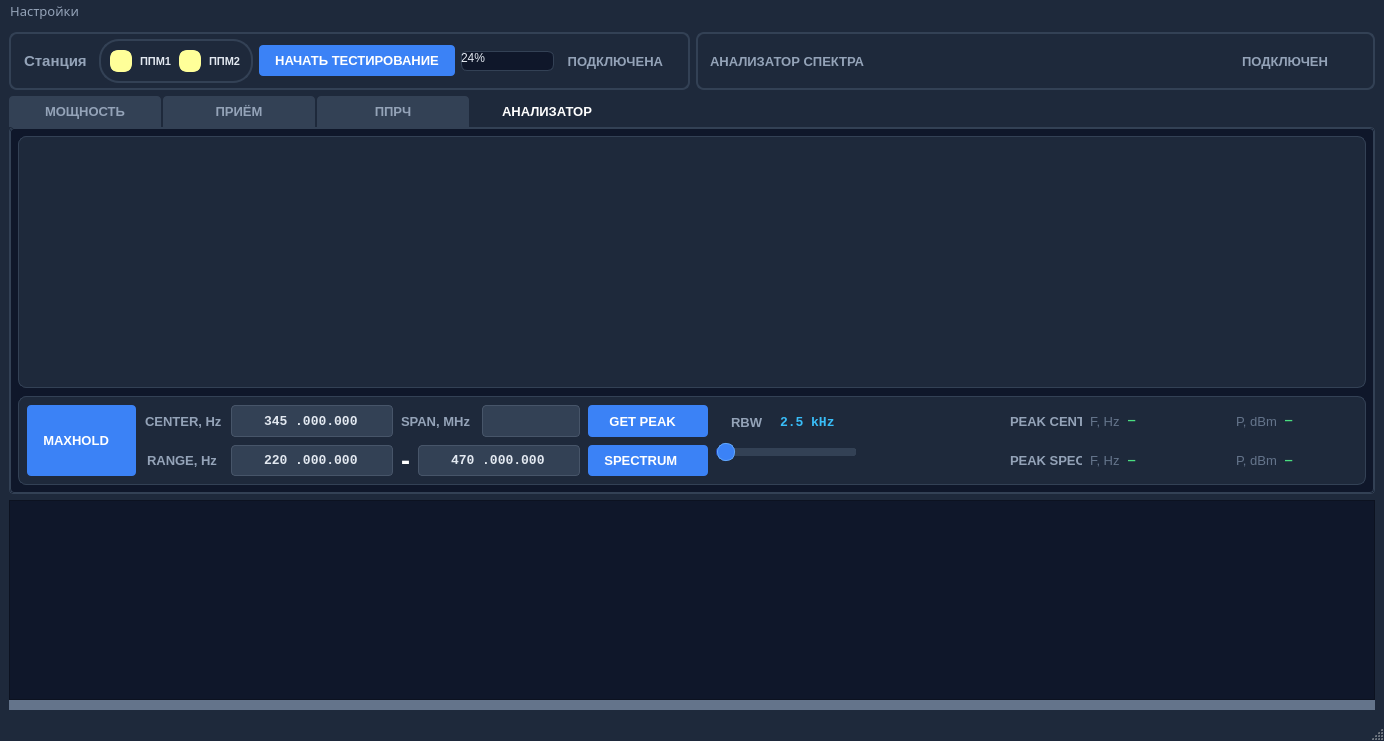
First picture: the form in mainwindow.ui, repository vitalisimys/Check_station, before the edit.
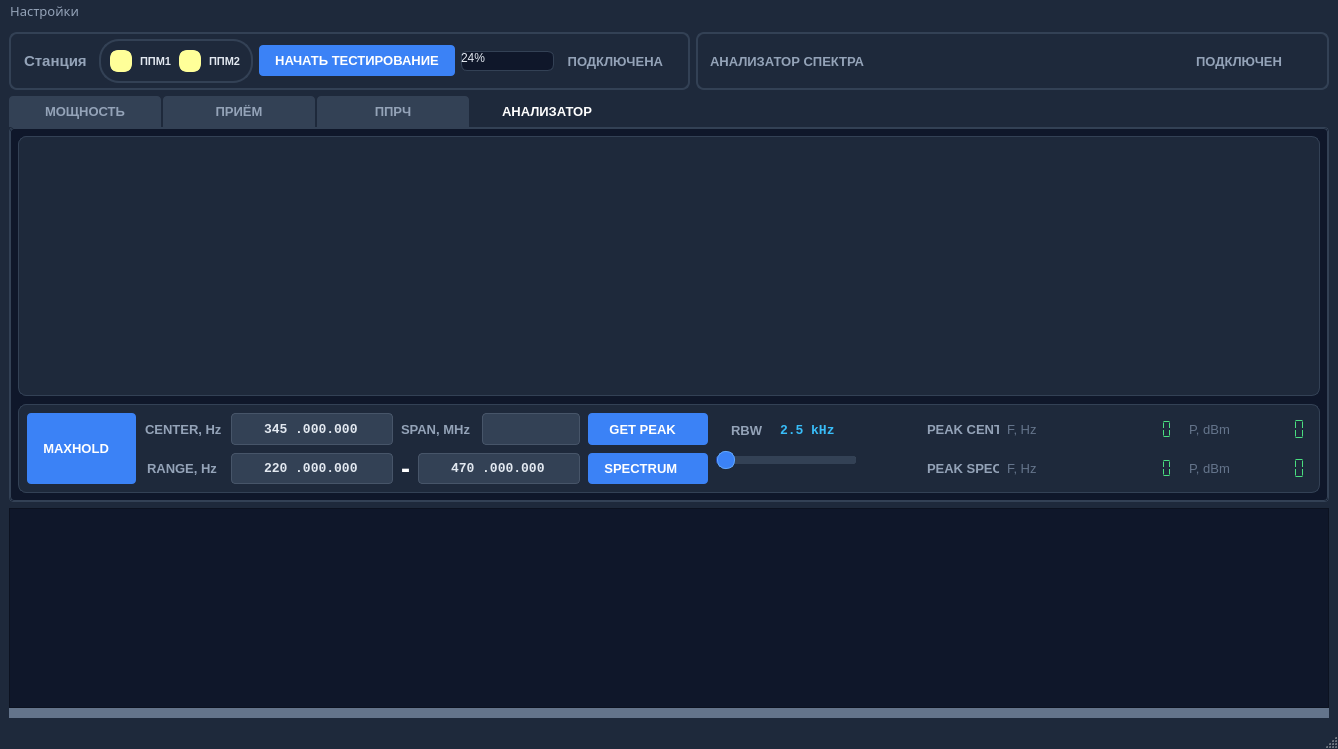
Second picture: the form after the edit. The open tabs and pages were chosen to show the change. Icons and pictures are not drawn. Custom widgets are drawn as their Qt base class.

Commit message: Правки интерфейса

```diff
--- a/mainwindow.ui
+++ b/mainwindow.ui
@@ -9,8 +9,8 @@
    <rect>
     <x>0</x>
     <y>0</y>
-    <width>1384</width>
-    <height>741</height>
+    <width>1338</width>
+    <height>749</height>
    </rect>
   </property>
   <property name="windowTitle">
@@ -2523,18 +2523,52 @@
                 </widget>
                </item>
                <item>
-                <widget class="QLabel" name="labelPeakFreqValue">
+                <widget class="QLCDNumber" name="labelPeakFreqValue">
+                 <property name="sizePolicy">
+                  <sizepolicy hsizetype="Preferred" vsizetype="Preferred">
+                   <horstretch>0</horstretch>
+                   <verstretch>0</verstretch>
+                  </sizepolicy>
+                 </property>
                  <property name="minimumSize">
                   <size>
-                   <width>100</width>
+                   <width>0</width>
                    <height>0</height>
                   </size>
                  </property>
+                 <property name="font">
+                  <font>
+                   <family>Consolas</family>
+                   <pointsize>10</pointsize>
+                   <bold>true</bold>
+                  </font>
+                 </property>
+                 <property name="layoutDirection">
+                  <enum>Qt::RightToLeft</enum>
+                 </property>
+                 <property name="autoFillBackground">
+                  <bool>false</bool>
+                 </property>
                  <property name="styleSheet">
-                  <string notr="true">color: #4ade80; font-family: Consolas; font-weight: bold;</string>
+                  <string notr="true">QLCDNumber {
+    background-color: #1e293b;
+    color: #4ade80;
+    padding: 2px 6px;
+    font-family: Consolas;
+    font-weight: bold;
+}</string>
                  </property>
-                 <property name="text">
-                  <string>—</string>
+                 <property name="frameShape">
+                  <enum>QFrame::NoFrame</enum>
+                 </property>
+                 <property name="smallDecimalPoint">
+                  <bool>false</bool>
+                 </property>
+                 <property name="digitCount">
+                  <number>13</number>
+                 </property>
+                 <property name="segmentStyle">
+                  <enum>QLCDNumber::Flat</enum>
                  </property>
                 </widget>
                </item>
@@ -2554,18 +2588,46 @@
                 </widget>
                </item>
                <item>
-                <widget class="QLabel" name="labelPeakPowerValue">
+                <widget class="QLCDNumber" name="labelPeakPowerValue">
                  <property name="minimumSize">
                   <size>
-                   <width>72</width>
+                   <width>0</width>
                    <height>0</height>
                   </size>
                  </property>
+                 <property name="font">
+                  <font>
+                   <family>Consolas</family>
+                   <pointsize>10</pointsize>
+                   <bold>true</bold>
+                  </font>
+                 </property>
+                 <property name="layoutDirection">
+                  <enum>Qt::RightToLeft</enum>
+                 </property>
+                 <property name="autoFillBackground">
+                  <bool>false</bool>
+                 </property>
                  <property name="styleSheet">
-                  <string notr="true">color: #4ade80; font-family: Consolas; font-weight: bold;</string>
+                  <string notr="true">QLCDNumber {
+    background-color: #1e293b;
+    color: #4ade80;
+    padding: 2px 6px;
+    font-family: Consolas;
+    font-weight: bold;
+}</string>
                  </property>
-                 <property name="text">
-                  <string>—</string>
+                 <property name="frameShape">
+                  <enum>QFrame::NoFrame</enum>
+                 </property>
+                 <property name="smallDecimalPoint">
+                  <bool>false</bool>
+                 </property>
+                 <property name="digitCount">
+                  <number>6</number>
+                 </property>
+                 <property name="segmentStyle">
+                  <enum>QLCDNumber::Flat</enum>
                  </property>
                 </widget>
                </item>
@@ -2617,18 +2679,46 @@
                 </widget>
                </item>
                <item>
-                <widget class="QLabel" name="labelSpectrumPeakFreqValue">
+                <widget class="QLCDNumber" name="labelSpectrumPeakFreqValue">
                  <property name="minimumSize">
                   <size>
-                   <width>100</width>
+                   <width>0</width>
                    <height>0</height>
                   </size>
                  </property>
+                 <property name="font">
+                  <font>
+                   <family>Consolas</family>
+                   <pointsize>10</pointsize>
+                   <bold>true</bold>
+                  </font>
+                 </property>
+                 <property name="layoutDirection">
+                  <enum>Qt::RightToLeft</enum>
+                 </property>
+                 <property name="autoFillBackground">
+                  <bool>false</bool>
+                 </property>
                  <property name="styleSheet">
-                  <string notr="true">color: #4ade80; font-family: Consolas; font-weight: bold;</string>
+                  <string notr="true">QLCDNumber {
+    background-color: #1e293b;
+    color: #4ade80;
+    padding: 2px 6px;
+    font-family: Consolas;
+    font-weight: bold;
+}</string>
                  </property>
-                 <property name="text">
-                  <string>—</string>
+                 <property name="frameShape">
+                  <enum>QFrame::NoFrame</enum>
+                 </property>
+                 <property name="smallDecimalPoint">
+                  <bool>false</bool>
+                 </property>
+                 <property name="digitCount">
+                  <number>13</number>
+                 </property>
+                 <property name="segmentStyle">
+                  <enum>QLCDNumber::Flat</enum>
                  </property>
                 </widget>
                </item>
@@ -2648,18 +2738,46 @@
                 </widget>
                </item>
                <item>
-                <widget class="QLabel" name="labelSpectrumPeakPowerValue">
+                <widget class="QLCDNumber" name="labelSpectrumPeakPowerValue">
                  <property name="minimumSize">
                   <size>
-                   <width>72</width>
+                   <width>0</width>
                    <height>0</height>
                   </size>
                  </property>
+                 <property name="font">
+                  <font>
+                   <family>Consolas</family>
+                   <pointsize>10</pointsize>
+                   <bold>true</bold>
+                  </font>
+                 </property>
+                 <property name="layoutDirection">
+                  <enum>Qt::RightToLeft</enum>
+                 </property>
+                 <property name="autoFillBackground">
+                  <bool>false</bool>
+                 </property>
                  <property name="styleSheet">
-                  <string notr="true">color: #4ade80; font-family: Consolas; font-weight: bold;</string>
+                  <string notr="true">QLCDNumber {
+    background-color: #1e293b;
+    color: #4ade80;
+    padding: 2px 6px;
+    font-family: Consolas;
+    font-weight: bold;
+}</string>
                  </property>
-                 <property name="text">
-                  <string>—</string>
+                 <property name="frameShape">
+                  <enum>QFrame::NoFrame</enum>
+                 </property>
+                 <property name="smallDecimalPoint">
+                  <bool>false</bool>
+                 </property>
+                 <property name="digitCount">
+                  <number>6</number>
+                 </property>
+                 <property name="segmentStyle">
+                  <enum>QLCDNumber::Flat</enum>
                  </property>
                 </widget>
                </item>
@@ -2826,7 +2944,7 @@
     <rect>
      <x>0</x>
      <y>0</y>
-     <width>1384</width>
+     <width>1338</width>
      <height>21</height>
     </rect>
    </property>
```
Left out of the diff: 12 changed lines with no effect on the pictures. The commit also changes 2 other files.
